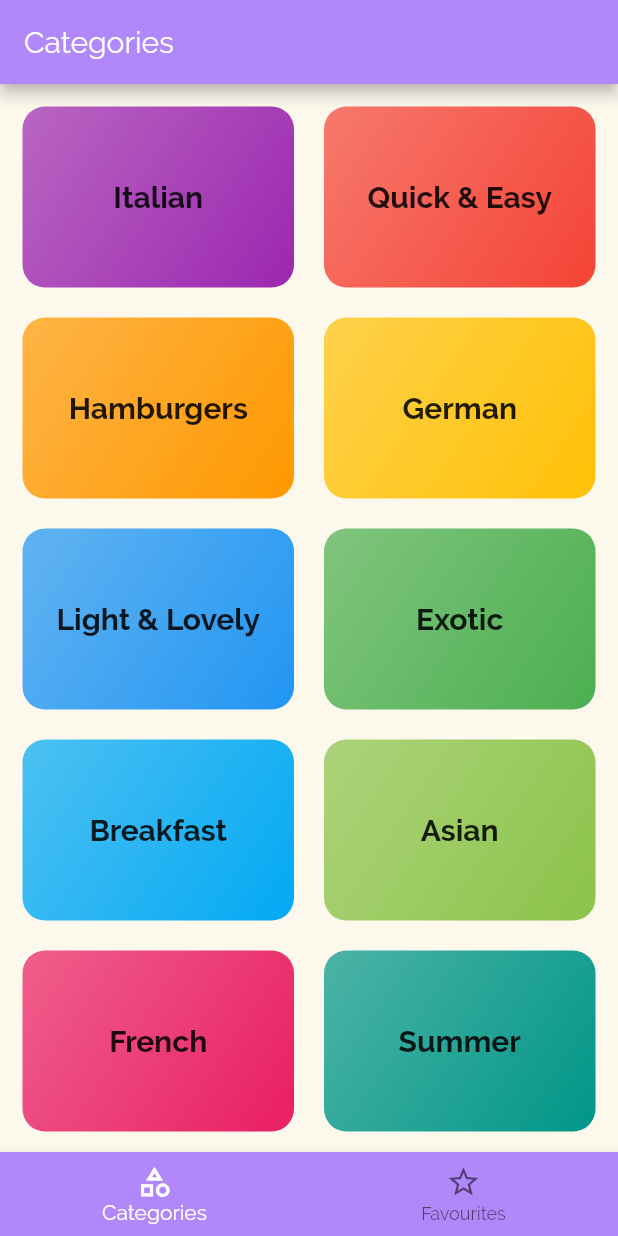
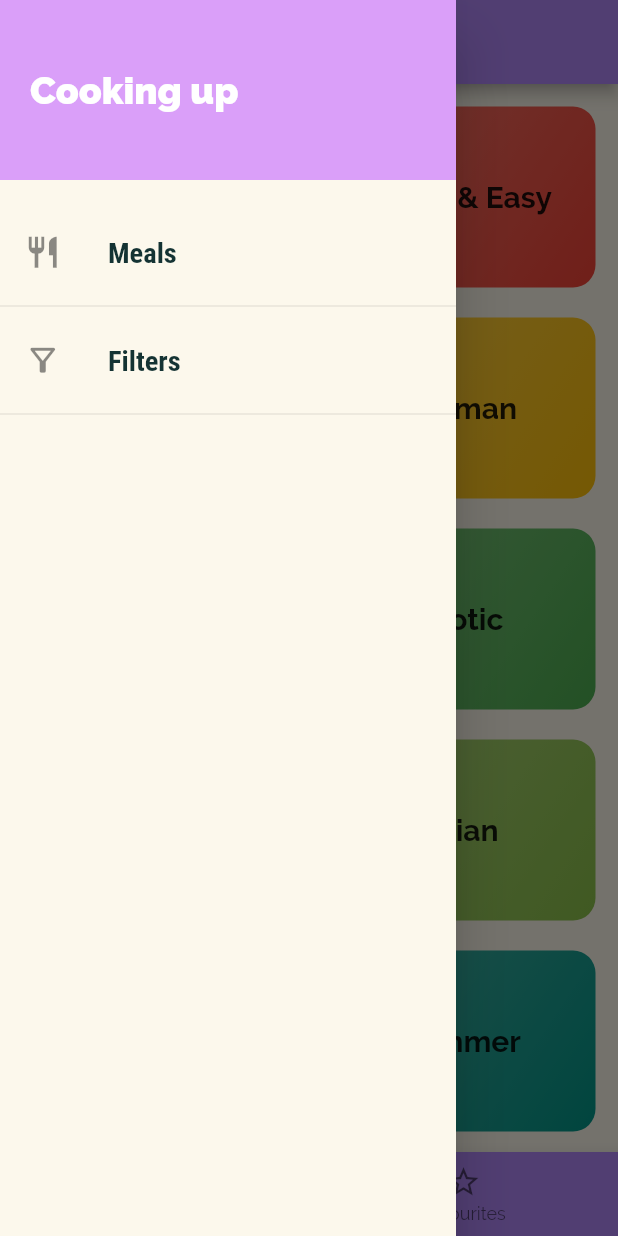
Before and after one commit to Eshaan-B/Meals-App, a Flutter app: the screen it shows after launch, with the side drawer open (before the commit the screen has no drawer), on a phone screen of 412 x 824 dp. Run offline on Flutter 3.47's test engine with Material 2 defaults, Android fonts, the phone set to English and light mode, and no system bars.

```diff
--- a/lib/main.dart
+++ b/lib/main.dart
@@ -3,6 +3,7 @@ import 'screens/categories_screen.dart';
 import 'screens/category_meals_screen.dart';
 import 'screens/meal_detail_screen.dart';
 import 'screens/tabs_screen.dart';
+import 'screens/filters_screen.dart';
 
 void main() => runApp(MyApp());
 
@@ -44,7 +45,8 @@ class MyApp extends StatelessWidget {
       routes: {
         '/': (ctx) => TabsScreen(),
         CategoryMealsScreen.routeName: (ctx) => CategoryMealsScreen(),
-        MealDetailScreen.routeName: (ctx) => MealDetailScreen()
+        MealDetailScreen.routeName: (ctx) => MealDetailScreen(),
+        FiltersScreen.routeName:(ctx)=>FiltersScreen(),
       },
       onUnknownRoute: (settings) {
         return MaterialPageRoute(builder: (ctx) => CategoriesScreen());
--- a/lib/screens/tabs_screen.dart
+++ b/lib/screens/tabs_screen.dart
@@ -1,7 +1,7 @@
 import 'package:flutter/material.dart';
 import 'categories_screen.dart';
 import 'favourites_screen.dart';
-
+import  '../widgets/main_drawer.dart';
 class TabsScreen extends StatefulWidget {
   @override
   _TabsScreenState createState() => _TabsScreenState();
@@ -28,6 +28,7 @@ class _TabsScreenState extends State<TabsScreen> {
         title: Text(_pages[_selectedPageIndex]['title']),
       ),
       body: _pages[_selectedPageIndex]['page'],
+      drawer: MainDrawer(),
       bottomNavigationBar: BottomNavigationBar(
         backgroundColor: Theme.of(context).primaryColor,
         selectedItemColor: Colors.white,
--- a/lib/widgets/main_drawer.dart
+++ b/lib/widgets/main_drawer.dart
@@ -0,0 +1,55 @@
+import 'package:flutter/material.dart';
+import '../screens/filters_screen.dart';
+
+class MainDrawer extends StatelessWidget {
+  Widget buildListTile(IconData icon, String title, Function tapHandler) {
+    return ListTile(
+      leading: Icon(
+        icon,
+        size: 25,
+      ),
+      title: Text(
+        title,
+        style: TextStyle(
+          fontSize: 19,
+          fontFamily: 'RobotoCondensed',
+          fontWeight: FontWeight.bold,
+        ),
+      ),
+      onTap: tapHandler,
+    );
+  }
+
+  @override
+  Widget build(BuildContext context) {
+    return Drawer(
+      child: Column(
+        children: [
+          Container(
+            height: 120,
+            width: double.infinity,
+            color: Theme.of(context).accentColor,
+            padding: EdgeInsets.all(20),
+            alignment: Alignment.centerLeft,
+            child: Text(
+              'Cooking up',
+              style: TextStyle(
+                  fontWeight: FontWeight.w900,
+                  fontSize: 25,
+                  color: Colors.white),
+            ),
+          ),
+          SizedBox(
+            height: 20,
+          ),
+          buildListTile(Icons.restaurant, 'Meals',
+              () => Navigator.of(context).pushReplacementNamed('/')),
+          Divider(),
+          buildListTile(Icons.filter_alt_outlined, 'Filters',
+              () => Navigator.of(context).pushReplacementNamed(FiltersScreen.routeName)),
+          Divider(),
+        ],
+      ),
+    );
+  }
+}
```
Also changed, not shown: lib/screens/category_meals_screen.dart (+38 -14 lines), lib/screens/filters_screen.dart (added, +24 -0 lines), lib/screens/meal_detail_screen.dart (+10 -3 lines), lib/widgets/meal_item.dart (+13 -5 lines).
